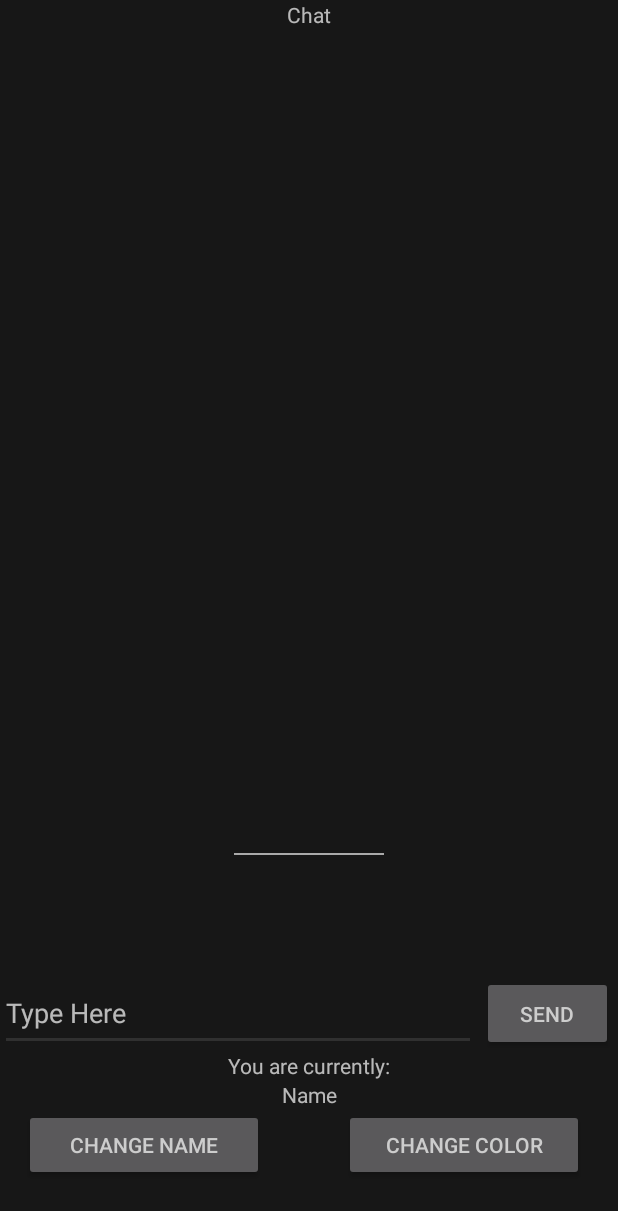
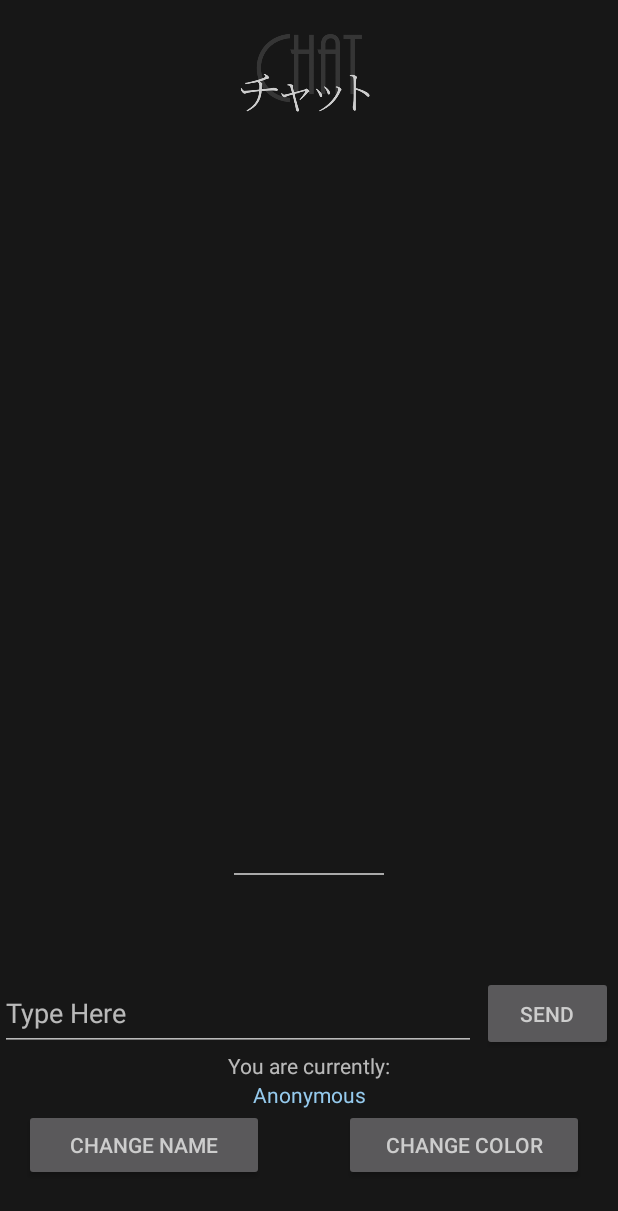
Before and after one commit to abigailduff98/audition-app, an Android app: the ChatActivity screen opened directly, with no data from a screen before it, on a phone screen of 412 x 824 dp. Shown: the top 1211 px of the screen. Run offline under Robolectric (Android 15) with nearby library versions, the phone set to English and light mode, and no system bars; our stand-ins replace Firebase (no records; nobody signed in at launch, a user with empty details on screens opened directly).

Commit message:
chat now fully functional

```diff
--- a/app/src/main/java/com/example/audition/ChatActivity.kt
+++ b/app/src/main/java/com/example/audition/ChatActivity.kt
@@ -1,166 +1,226 @@
 package com.example.audition
 
 import android.app.AlertDialog
-import android.content.DialogInterface
 import android.graphics.Color
 import android.os.Bundle
 import android.text.SpannableStringBuilder
 import android.text.Spanned
-import android.text.method.ScrollingMovementMethod
 import android.text.style.ForegroundColorSpan
+import android.util.Log
+import android.view.MenuInflater
 import android.view.View
-import android.widget.Button
 import android.widget.EditText
 import android.widget.PopupMenu
+import android.widget.ScrollView
 import android.widget.TextView
 import androidx.appcompat.app.AppCompatActivity
 import androidx.core.content.res.ResourcesCompat
 import com.google.firebase.database.*
-import android.view.MenuInflater
 
 class ChatActivity : AppCompatActivity() {
 
     private lateinit var chatDatabase : DatabaseReference
     private lateinit var chatText : TextView
     private lateinit var username: String
-    private lateinit var userColor: Integer
-    private lateinit var newUserColor: Integer
+    private lateinit var userPreview: TextView
+    private var userColor = 0
 
     override fun onCreate(savedInstanceState: Bundle?) {
 
+        // create the view
         super.onCreate(savedInstanceState)
         setContentView(R.layout.activity_chat)
 
-        //Utility.hideSystemUI(window)
+        // initialize variables
+        username = "Anonymous"
+        userColor = Color.RED
+        chatDatabase = FirebaseDatabase.getInstance().getReference("/log")
+        chatText = findViewById(R.id.chatbox)
+        userPreview = findViewById(R.id.textView3)
 
-        chatDatabase = FirebaseDatabase.getInstance().getReference("/log")
+        randomizeUserColor()
+        updateUserPreview()
 
-        chatText = findViewById(R.id.chatbox)
-
-        username = "Anonymous"
-
-        userColor = Color.RED as Integer
-        newUserColor = Color.RED as Integer
-
-        chatText.movementMethod = ScrollingMovementMethod()
-
+        // set up the chat to respond to data changes
         val chatListener = object : ValueEventListener {
 
             override fun onDataChange(dataSnapshot: DataSnapshot) {
 
                 //clear chat
-                chatText.setText("")
-                userColor = newUserColor
-                var completeSpannable = SpannableStringBuilder()
+                chatText.text = ""
+
+                // begin building updated text to display
+                val completeSpannable = SpannableStringBuilder()
 
                 for (snapshot in dataSnapshot.children) {
+
+                    // read the username and message
                     val msg = snapshot.getValue(ChatMessage::class.java)
                     val oldText = completeSpannable.toString()
 
-                    var userText =
+                    val userText =
                         when (oldText == "") {
-                            true ->msg!!.readUser()
+                            true -> msg!!.readUser()
                             false -> "\n" + msg!!.readUser()
                         }
 
-                    val msgText = ": " + msg!!.readMessage()
+                    val msgText = ": " + msg.readMessage()
 
-                    completeSpannable.append(userText,ForegroundColorSpan(userColor.toInt()), Spanned.SPAN_INCLUSIVE_INCLUSIVE)
-                    completeSpannable.append(msgText, ForegroundColorSpan(ResourcesCompat.getColor(getResources(), R.color.colorTextPrimary, null)), Spanned.SPAN_INCLUSIVE_INCLUSIVE)
+                    // add the user
+                    completeSpannable.append(
+                        userText,
+                        ForegroundColorSpan(msg.color),
+                        Spanned.SPAN_INCLUSIVE_INCLUSIVE
+                    )
+
+                    /*
+                    // bold the user
+                    completeSpannable.setSpan(
+                        StyleSpan(android.graphics.Typeface.BOLD),
+                        completeSpannable.length - userText.length,
+                        completeSpannable.length,
+                        Spanned.SPAN_EXCLUSIVE_EXCLUSIVE
+                    )
+                    */
+
+                    // get default text color
+                    val color = getResourceColor(R.color.colorTextPrimary)
+
+                    // add the msg
+                    completeSpannable.append(
+                        msgText,
+                        ForegroundColorSpan(color),
+                        Spanned.SPAN_INCLUSIVE_INCLUSIVE
+                    )
 
                 }
 
+                // set the new chat text
                 chatText.setText(completeSpannable, TextView.BufferType.SPANNABLE)
 
-                chatText.post {
+                // make the chat scroll to the bottom
+                val chatScrollView = findViewById<ScrollView>(R.id.scrollView2)
+                chatScrollView.post {
 
-                    val scrollAmount = chatText.getLayout().getLineTop(chatText.getLineCount()) - chatText.getHeight()
-                    // if there is no need to scroll, scrollAmount will be <=0
-                    if (scrollAmount > 0)
-                        chatText.scrollTo(0, scrollAmount)
-                    else
-                        chatText.scrollTo(0, 0)
+                    chatScrollView.fullScroll(View.FOCUS_DOWN)
 
                 }
 
             }
 
             override fun onCancelled(error: DatabaseError) {
-                chatText.setText("CANCELLED")
+                chatText.text = resources.getString(R.string.cancelled)
             }
 
         }
 
+        // set the listener
         chatDatabase.addValueEventListener(chatListener)
     }
 
-    fun sendMessage(view: View) {
-        var textField = findViewById(R.id.editText) as EditText
+    private fun updateUserPreview() {
+
+        val currentName = SpannableStringBuilder()
+        currentName.append(
+            username,
+            ForegroundColorSpan(userColor),
+            Spanned.SPAN_INCLUSIVE_INCLUSIVE
+        )
+        userPreview.setText(currentName, TextView.BufferType.SPANNABLE)
+
+    }
+
+    fun sendMessage(@Suppress("UNUSED_PARAMETER")view: View) {
+
+        val textField = findViewById<EditText>(R.id.editText)
 
         val msg = textField.text.toString()
 
+        // don't send empty messages
         if (msg == "") return
 
+        // add msg to database
         val id = chatDatabase.push().key.toString()
-        val message = ChatMessage(msg, username, id)
-
+        val message = ChatMessage(id, username, userColor, msg)
         chatDatabase.child(id).setValue(message)
 
+        // clear text
         textField.setText("")
     }
 
+    private fun randomizeUserColor() {
+
+        val colors = listOf(
+            R.color.karen,
+            R.color.kaoruko,
+            R.color.hikari,
+            R.color.futaba,
+            R.color.nana,
+            R.color.claudine,
+            R.color.maya,
+            R.color.mahiru,
+            R.color.junna
+        )
+
+        userColor = getResourceColor(colors.shuffled().take(1)[0])
+
+    }
+
+    private fun getResourceColor(color: Int): Int {
+        return ResourcesCompat.getColor(resources, color, null)
+    }
+
+    private fun changeColor(resourceColor: Int): Boolean {
+
+        val color = getResourceColor(resourceColor)
+
+        userColor = color
+        updateUserPreview()
+        return true
+    }
+
+    // called on button press and shows menu for color selector
     fun openColorMenu(view: View) {
-
-        //newUserColor = Color.YELLOW as Integer
 
         val popupMenu = PopupMenu(this, view)
 
         popupMenu.setOnMenuItemClickListener { item ->
             when (item.itemId) {
                 R.id.menu_color_karen -> {
-                    newUserColor = Color.RED as Integer
-                    true
+                    changeColor(R.color.karen)
                 }
                 R.id.menu_color_kaoruko -> {
-                    newUserColor = Color.MAGENTA as Integer
-                    true
+                    changeColor(R.color.kaoruko)
                 }
                 R.id.menu_color_hikari -> {
-                    newUserColor = Color.BLUE as Integer
-                    true
+                    changeColor(R.color.hikari)
                 }
                 R.id.menu_color_mahiru -> {
-                    newUserColor = Color.GREEN as Integer
-                    true
+                    changeColor(R.color.mahiru)
                 }
                 R.id.menu_color_maya -> {
-                    newUserColor = Color.LTGRAY as Integer
-                    true
+                    changeColor(R.color.maya)
                 }
                 R.id.menu_color_claudine -> {
-                    newUserColor = Color.DKGRAY as Integer
-                    true
+                    changeColor(R.color.claudine)
                 }
                 R.id.menu_color_junna -> {
-                    newUserColor = Color.CYAN as Integer
-                    true
+                    changeColor(R.color.junna)
                 }
                 R.id.menu_color_nana -> {
-                    newUserColor = Color.YELLOW as Integer
-                    true
+                    changeColor(R.color.nana)
                 }
                 R.id.menu_color_futaba -> {
-                    newUserColor = Color.MAGENTA as Integer
-                    true
+                    changeColor(R.color.futaba)
                 }
                 else -> false
             }
         }
 
         val inflater = MenuInflater(this)
-
         inflater.inflate(R.menu.menu_main, popupMenu.menu)
 
+        // try to force the menu to show the crown icons
         try {
             val fieldMPopup = PopupMenu::class.java.getDeclaredField("mPopup")
             fieldMPopup.isAccessible = true
@@ -169,40 +229,45 @@ class ChatActivity : AppCompatActivity() {
                 .getDeclaredMethod("setForceShowIcon", Boolean::class.java)
                 .invoke(mPopup, true)
         } catch (e: Exception){
-            //Log.e("Main", "Error showing menu icons.", e)
+            Log.e("Main", "Error showing menu icons.", e)
         } finally {
             popupMenu.show()
         }
     }
 
-    fun changeUsername(view: View) {
+    // called on button press and shows alert to change user
+    fun changeUsername(@Suppress("UNUSED_PARAMETER")view: View) {
 
         val userField = EditText(this)
 
         // build alert dialog
         val dialogBuilder = AlertDialog.Builder(this)
 
-        // set message of alert dialog
-        // dialogBuilder.setMessage("Enter your new username")
             // add EditText view
             .setView(userField)
-            // if the dialog is cancelable
+
+            // make it cancelable
             .setCancelable(false)
+
             // positive button text and action
-            .setPositiveButton("Proceed", DialogInterface.OnClickListener { dialog, id ->
-                    username = userField.text.toString()
-            })
+            .setPositiveButton("Proceed") { _, _ ->
+                username = userField.text.toString()
+                updateUserPreview()
+            }
+
             // negative button text and action
-            .setNegativeButton("Cancel", DialogInterface.OnClickListener {
-                    dialog, id -> dialog.cancel()
-            })
+            .setNegativeButton("Cancel") { dialog, _ -> dialog.cancel()
+            }
 
         // create dialog box
         val alert = dialogBuilder.create()
-        // set title for alert dialog box
         alert.setTitle("Change Username")
-        // show alert dialog
+
         alert.show()
+
+        val color = getResourceColor(R.color.colorTextPrimary)
+        alert.getButton(AlertDialog.BUTTON_POSITIVE).setTextColor(color)
+        alert.getButton(AlertDialog.BUTTON_NEGATIVE).setTextColor(color)
 
     }
 
--- a/app/src/main/res/layout/activity_chat.xml
+++ b/app/src/main/res/layout/activity_chat.xml
@@ -1,29 +1,41 @@
 <?xml version="1.0" encoding="utf-8"?>
 <androidx.constraintlayout.widget.ConstraintLayout xmlns:android="http://schemas.android.com/apk/res/android"
     xmlns:app="http://schemas.android.com/apk/res-auto"
-    xmlns:tools="http://schemas.android.com/tools"
     android:layout_width="match_parent"
-    android:layout_height="match_parent">
+    android:layout_height="match_parent"
+    android:descendantFocusability="beforeDescendants"
+    android:focusableInTouchMode="true" >
 
-    <TextView
-        android:id="@+id/textView2"
-        android:layout_width="wrap_content"
-        android:layout_height="38dp"
-        android:text="Chat"
+    <ImageView
+        android:id="@+id/imageView"
+        android:layout_width="100dp"
+        android:layout_height="68dp"
+        android:layout_marginTop="16dp"
         app:layout_constraintEnd_toEndOf="parent"
+        app:layout_constraintHorizontal_bias="0.501"
         app:layout_constraintStart_toStartOf="parent"
-        app:layout_constraintTop_toTopOf="parent" />
+        app:layout_constraintTop_toTopOf="parent"
+        app:srcCompat="@drawable/chat" />
 
-    <TextView
-        android:id="@+id/chatbox"
+    <ScrollView
+        android:id="@+id/scrollView2"
         android:layout_width="match_parent"
-        android:layout_height="450dp"
-        android:gravity="top"
-        android:text="loading"
+        android:layout_height="422dp"
+        android:layout_marginTop="8dp"
         app:layout_constraintEnd_toEndOf="parent"
         app:layout_constraintHorizontal_bias="0.0"
         app:layout_constraintStart_toStartOf="parent"
-        app:layout_constraintTop_toBottomOf="@+id/textView2" />
+        app:layout_constraintTop_toBottomOf="@+id/imageView">
+
+        <TextView
+            android:id="@+id/chatbox"
+            android:layout_width="match_parent"
+            android:layout_height="wrap_content"
+            android:paddingLeft="10dp"
+            android:paddingRight="10dp"
+            android:text="loading" />
+
+    </ScrollView>
 
     <EditText
         android:id="@+id/editText"
@@ -108,5 +120,5 @@
         app:layout_constraintBottom_toTopOf="@+id/editText"
         app:layout_constraintEnd_toEndOf="parent"
         app:layout_constraintStart_toStartOf="parent"
-        app:layout_constraintTop_toBottomOf="@+id/chatbox" />
+        app:layout_constraintTop_toBottomOf="@+id/scrollView2" />
 </androidx.constraintlayout.widget.ConstraintLayout>
--- a/app/src/main/res/values/colors.xml
+++ b/app/src/main/res/values/colors.xml
@@ -3,6 +3,15 @@
     <color name="colorPrimary">#303030</color>
     <color name="colorPrimaryDark">#303030</color>
     <color name="colorAccent">#303030</color>
-    <color name="colorBackground">#171717</color>>
-    <color name="colorTextPrimary">#CDCDCD</color>>
+    <color name="colorBackground">#171717</color>
+    <color name="colorTextPrimary">#CDCDCD</color>
+    <color name="karen">#fb5458</color>
+    <color name="hikari">#6292e9</color>
+    <color name="junna">#95caed</color>
+    <color name="maya">#cbc6cc</color>
+    <color name="nana">#fdd162</color>
+    <color name="claudine">#fe9952</color>
+    <color name="futaba">#8c67aa</color>
+    <color name="kaoruko">#e08696</color>
+    <color name="mahiru">#61bf99</color>
 </resources>
--- a/app/src/main/res/values/strings.xml
+++ b/app/src/main/res/values/strings.xml
@@ -14,4 +14,5 @@
     <string name="rest">お休み</string>
     <string name="rest_detail">No participation today</string>
     <string name="type_here">Type Here</string>
+    <string name="cancelled">Cancelled</string>
 </resources>
```
Also changed, not shown: app/src/main/java/com/example/audition/ChatMessage.kt (+14 -11 lines), app/src/main/res/drawable/ic_launcher_background.xml (deleted, +0 -74 lines), app/src/main/res/drawable/chat.PNG (added).
